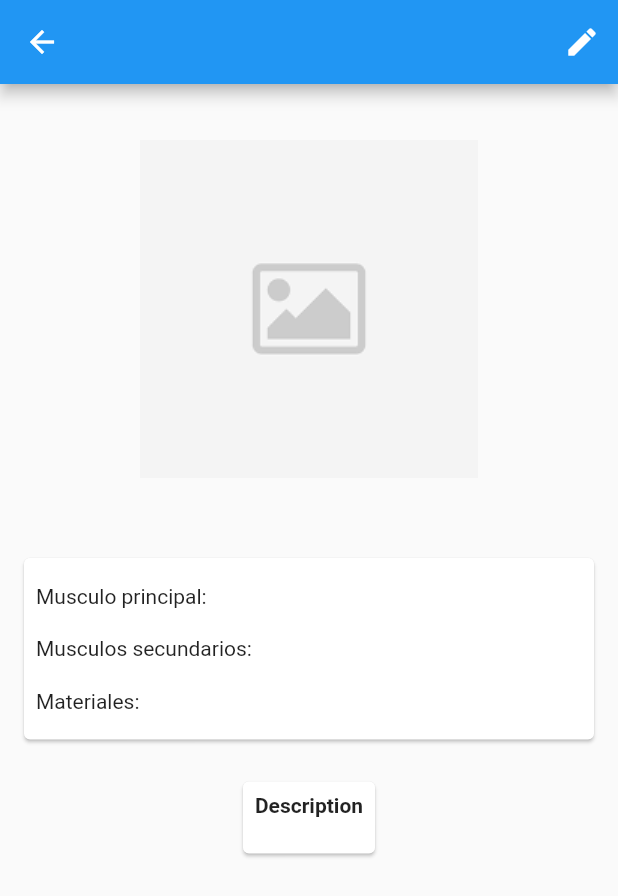
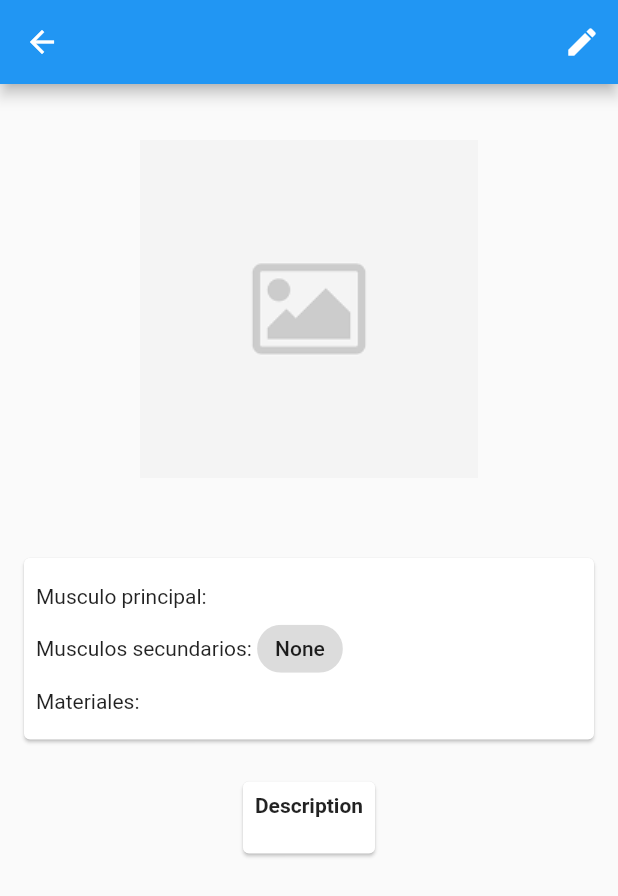
Before and after one commit to alfonso46674/Gains_For_Days, a Flutter app: the DetailsEjercicios screen opened directly with empty values, on a phone screen of 412 x 824 dp. Shown: the top 896 px of the screen. Run offline on Flutter 3.47's test engine with Material 2 defaults, Android fonts, the phone set to English and light mode, and no system bars; drawn by our look-alikes of flutter_html; our stand-ins replace auth_buttons, bloc, equatable, firebase_auth, firebase_core, flutter_bloc and 3 more; accounts and stored records are empty; generated files the repository leaves out were written again; network calls fail; statements that could not run were skipped.

```diff
--- a/lib/ejercicios/details_ejercicios.dart
+++ b/lib/ejercicios/details_ejercicios.dart
@@ -27,6 +27,7 @@ class _DetailsEjerciciosState extends State<DetailsEjercicios> {
               icon: Icon(Icons.edit),
               onPressed: () {
                 //TODO: Página de Registro de uso
+                print(widget.ejercicio);
                 // Navigator.pushNamed(context, '/registroUso');
               },
             ),
@@ -50,7 +51,7 @@ class _DetailsEjerciciosState extends State<DetailsEjercicios> {
                   padding: const EdgeInsets.all(8.0),
                   child: Column(
                     children: [
-                                           Container(
+                      Container(
                         height: 35,
                         child: Row(
                           children: [
@@ -60,10 +61,12 @@ class _DetailsEjerciciosState extends State<DetailsEjercicios> {
                               child: ListView.builder(
                                   scrollDirection: Axis.horizontal,
                                   shrinkWrap: true,
-                                  itemCount: widget.ejercicio.mainMuscles.length,
+                                  itemCount:
+                                      widget.ejercicio.mainMuscles.length,
                                   itemBuilder:
                                       (BuildContext context, int index) {
-                                    return _getMainMuscles(index, widget.ejercicio);
+                                    return _getMainMuscles(
+                                        index, widget.ejercicio);
                                   }),
                             )
                           ],
@@ -74,17 +77,32 @@ class _DetailsEjerciciosState extends State<DetailsEjercicios> {
                         child: Row(
                           children: [
                             Text("Musculos secundarios: "),
-                            Flexible(
-                              fit: FlexFit.tight,
-                              child: ListView.builder(
-                                  scrollDirection: Axis.horizontal,
-                                  shrinkWrap: true,
-                                  itemCount: widget.ejercicio.secondaryMuscles.length,
-                                  itemBuilder:
-                                      (BuildContext context, int index) {
-                                    return _getSecondaryMuscles(index, widget.ejercicio);
-                                  }),
-                            )
+                            //Show none when the secondary muscle list is empty, otherwise show all the secondary muscles with a listview
+                            Builder(
+                              builder: (context) {
+                                final condition = widget.ejercicio.secondaryMuscles.length == 0;
+
+                                return condition
+                                    ? Chip(
+                                        label: Text('None'),
+                                      )
+                                    : Flexible(
+                                        fit: FlexFit.tight,
+                                        child: ListView.builder(
+                                          scrollDirection: Axis.horizontal,
+                                          shrinkWrap: true,
+                                          itemCount: widget.ejercicio
+                                              .secondaryMuscles.length,
+                                          itemBuilder: (BuildContext context,
+                                              int index) {
+                                            return _getSecondaryMuscles(
+                                                index, widget.ejercicio);
+                                          },
+                                        ),
+                                      );
+
+                              },
+                            ),
                           ],
                         ),
                       ),
@@ -101,7 +119,8 @@ class _DetailsEjerciciosState extends State<DetailsEjercicios> {
                                   itemCount: widget.ejercicio.equipment.length,
                                   itemBuilder:
                                       (BuildContext context, int index) {
-                                    return _getEquipment(index, widget.ejercicio);
+                                    return _getEquipment(
+                                        index, widget.ejercicio);
                                   }),
                             )
                           ],
@@ -152,6 +171,7 @@ Widget _getEquipment(int indexEquipment, Exercise ejercicio) {
     label: Text(equipmentName),
   );
 }
+
 Widget _getSecondaryMuscles(int indexMuscles, Exercise ejercicio) {
   var secondaryMuscleName = '';
   //using the muscle list in enumerations.dart
@@ -167,6 +187,7 @@ Widget _getSecondaryMuscles(int indexMuscles, Exercise ejercicio) {
     label: Text(secondaryMuscleName),
   );
 }
+
 Widget _getMainMuscles(int indexMuscles, Exercise ejercicio) {
   var mainMuscleName = '';
   //using the muscle list in enumerations.dart
```
Also changed, not shown: lib/repositories/exerciseApiClient.dart (+16 -5 lines).
